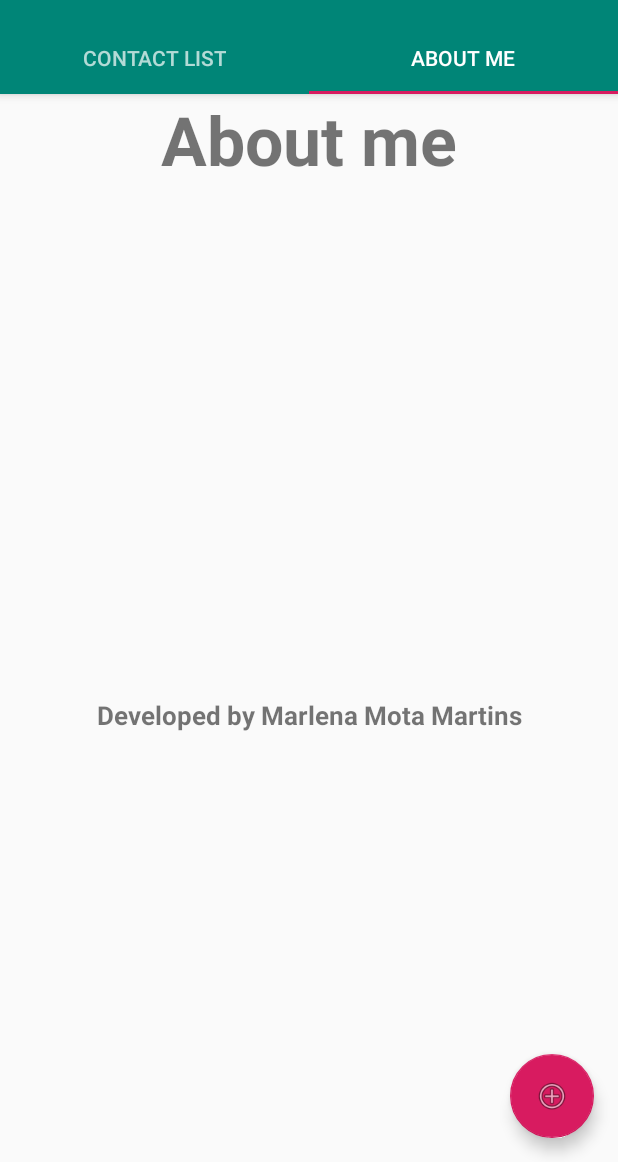
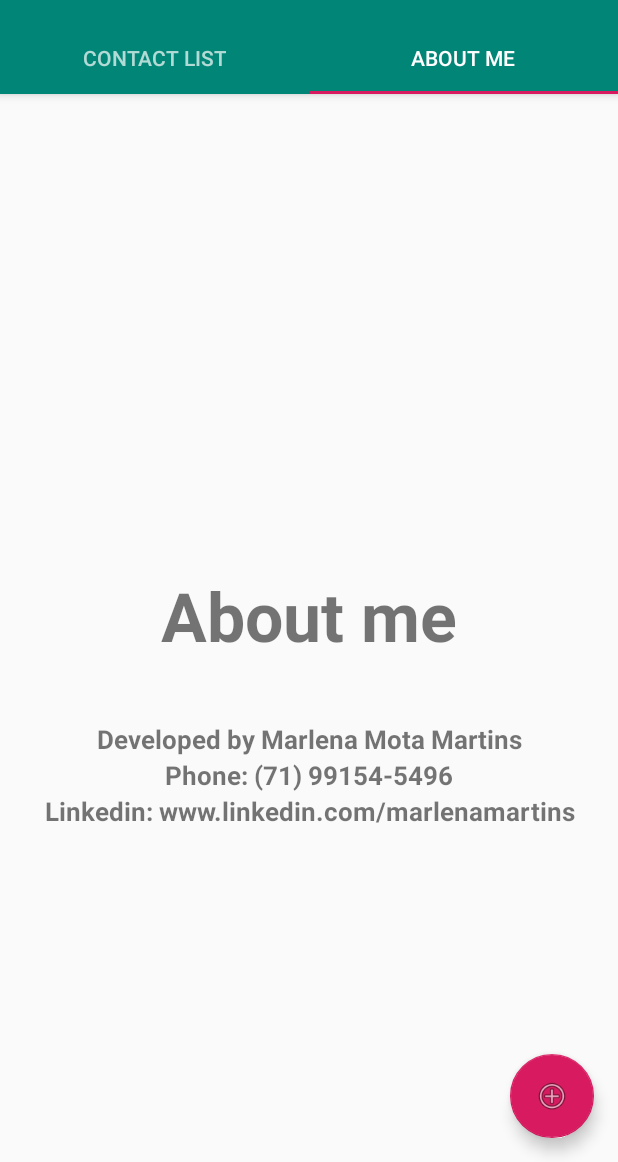
Before and after one commit to MarlenaMartins1533/Agenda, an Android app: the screen it shows after launch (MainActivity), tab 2 chosen, on a phone screen of 412 x 824 dp, the part 74-1236 px from its top. Run offline under Robolectric (Android 15) with nearby library versions, the phone set to English and light mode, and no system bars; our stand-ins replace Room's generated code.

```diff
--- a/app/build.gradle
+++ b/app/build.gradle
@@ -34,6 +34,7 @@ dependencies {
     implementation "com.android.support:cardview-v7:$androidVer"
     implementation "com.android.support:appcompat-v7:$androidVer"
     implementation 'com.android.support.constraint:constraint-layout:1.1.3'
+    implementation 'org.jetbrains.kotlinx:kotlinx-coroutines-core:1.2.0'
 
     //roomdb
     implementation "android.arch.persistence.room:runtime:$roomVer"
--- a/app/src/main/java/com/marlena/agenda/data/Cache.kt
+++ b/app/src/main/java/com/marlena/agenda/data/Cache.kt
@@ -4,6 +4,5 @@ import com.marlena.agenda.model.Contact
 
 class Cache {
     companion object {
-        var contactList: ArrayList<Contact>? = null
     }
 }
--- a/app/src/main/res/layout/fragment_about.xml
+++ b/app/src/main/res/layout/fragment_about.xml
@@ -12,11 +12,12 @@
             android:text="@string/about_us1"
             android:gravity="center_horizontal"
             android:textSize="45dp"
+            android:layout_margin="40dp"
             android:textStyle="bold"/>
 
     <TextView
             android:layout_width="match_parent"
-            android:layout_height="match_parent"
+            android:layout_height="wrap_content"
             android:text="@string/developer"
             android:gravity="center"
             android:textSize="17dp"
@@ -24,7 +25,7 @@
 
     <TextView
             android:layout_width="match_parent"
-            android:layout_height="match_parent"
+            android:layout_height="wrap_content"
             android:text="@string/phone_developer"
             android:gravity="center"
             android:textSize="17dp"
@@ -32,7 +33,7 @@
 
     <TextView
             android:layout_width="match_parent"
-            android:layout_height="match_parent"
+            android:layout_height="wrap_content"
             android:text="@string/linkedin_developer"
             android:gravity="center"
             android:textSize="17dp"
--- a/build.gradle
+++ b/build.gradle
@@ -1,7 +1,7 @@
 // Top-level build file where you can add configuration options common to all sub-projects/modules.
 
 buildscript {
-    ext.kotlin_version = '1.3.11'
+    ext.kotlin_version = '1.3.30'
     repositories {
         google()
         jcenter()
```
